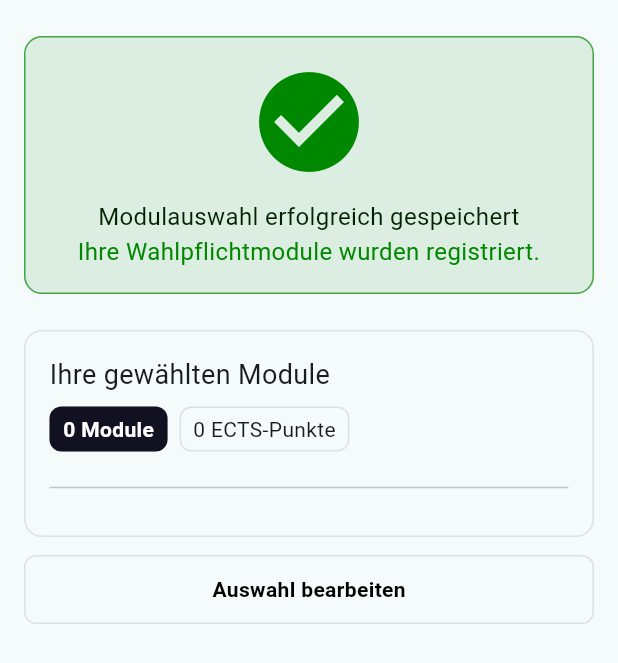
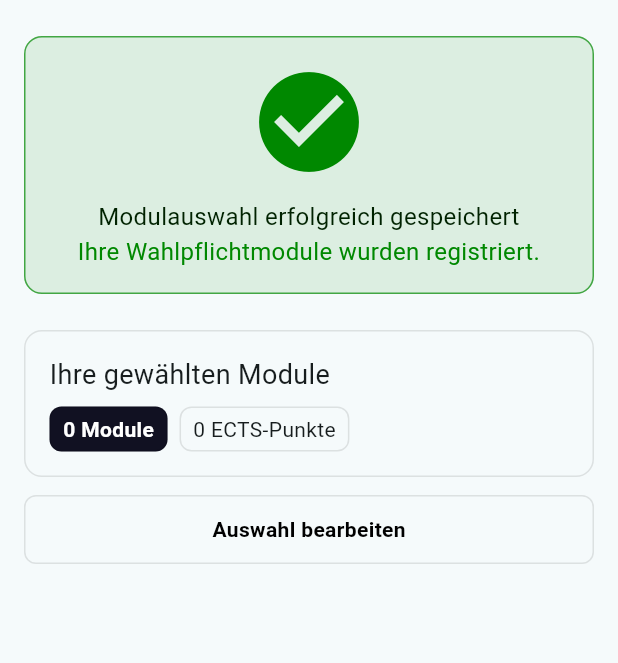
Before and after one commit to PhillipSteph/WaPfAu, a Flutter app: the ConfirmationPage screen opened directly with empty values, on a phone screen of 412 x 824 dp. Shown: the top 663 px of the screen. Run offline on Flutter 3.47's test engine with Material 3 defaults, Android fonts, the phone set to English and light mode, and no system bars; accounts and stored records are empty.

Commit message:
ui changes

```diff
--- a/lib/widgets/confirmation/confirmationCourses.dart
+++ b/lib/widgets/confirmation/confirmationCourses.dart
@@ -78,14 +78,10 @@ class _ConfirmationCoursesState extends State<ConfirmationCourses> {
                       )
                     ],
                   ),
-                  SpacerWidget(),
                   ...widget.selectedCourses.map((course) => Padding(
-                    padding: const EdgeInsets.only(bottom: 12), // spacing between cards
+                    padding: const EdgeInsets.only(top: 12), // spacing between cards
                     child: ConfirmationCourseCard(course: course),
                   )),
-                  Divider(),
-                  SpacerWidget(height: 8),
-
                 ],
               )
           )
```
